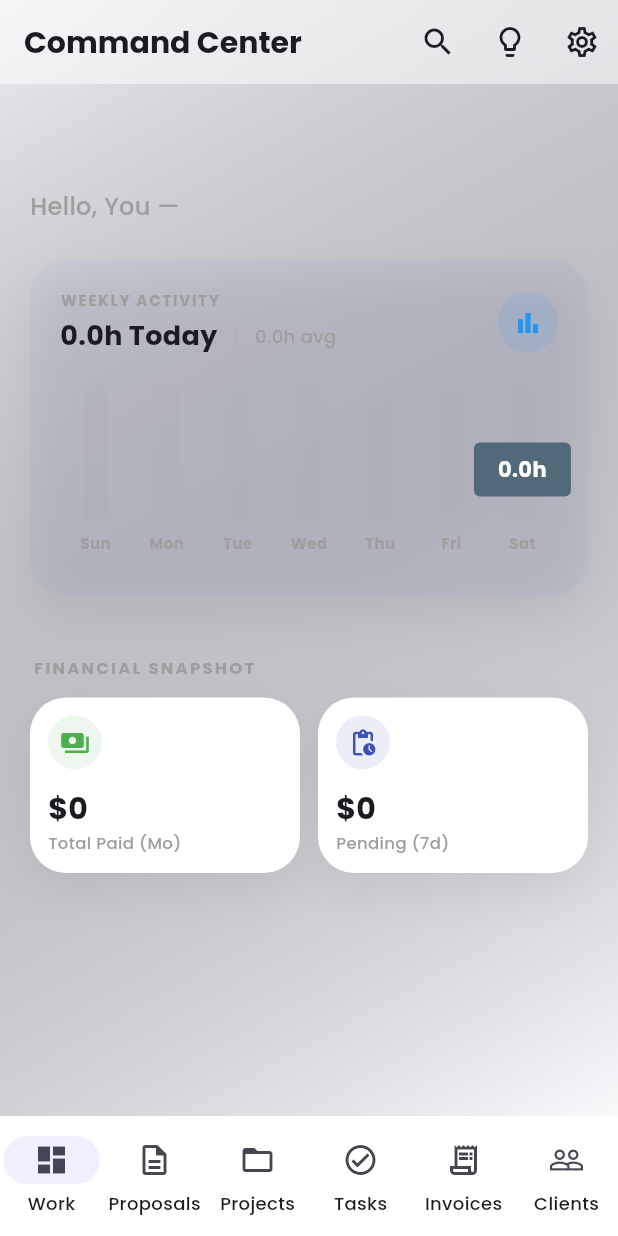
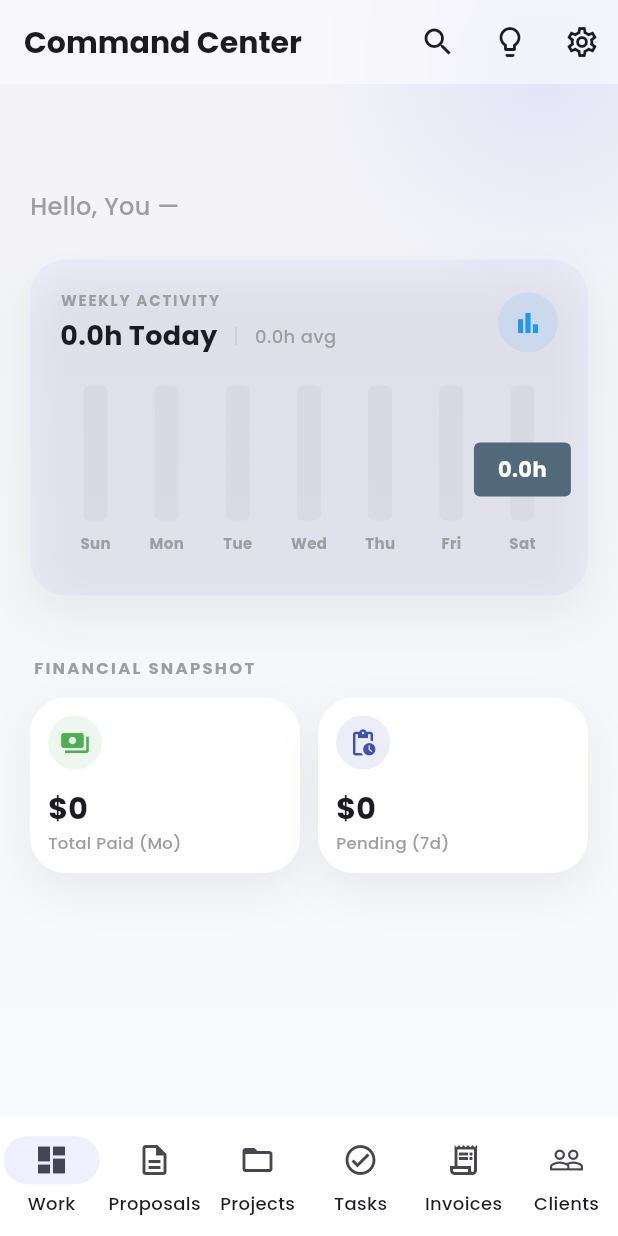
Before and after one commit to Rizwan-dream-web/freelanceapp, a Flutter app: the screen it shows once a user with an empty profile is signed in, on a phone screen of 412 x 824 dp. Run offline on Flutter 3.47's test engine with Material 3 defaults, Android fonts, the phone set to English and light mode, and no system bars; drawn by our look-alikes of fl_chart; our stand-ins replace cloud_firestore, confetti, file_picker, firebase_auth, firebase_core, flutter_local_notifications and 11 more; accounts and stored records are empty.

Commit message:
Fix missing GlassContainer import in Dashboard

```diff
--- a/lib/screens/dashboard_screen.dart
+++ b/lib/screens/dashboard_screen.dart
@@ -28,6 +28,7 @@ import '../widgets/dashboard/stat_card.dart';
 import '../widgets/dashboard/daily_effort_banner.dart';
 import '../widgets/dashboard/dashboard_action_chip.dart';
 import '../widgets/staggered_anim.dart';
+import '../widgets/glass_container.dart';
 
 class DashboardScreen extends StatefulWidget {
   const DashboardScreen({super.key});
@@ -137,19 +138,41 @@ class _DashboardScreenState extends State<DashboardScreen> with SingleTickerProv
       ),
       body: Stack(
         children: [
-          // Elegant Background
+          // Elegant iOS-style Background
           Container(
             decoration: BoxDecoration(
               gradient: LinearGradient(
-                begin: Alignment.topLeft,
-                end: Alignment.bottomRight,
+                begin: Alignment.topCenter,
+                end: Alignment.bottomCenter,
                 colors: [
-                  const Color(0xFF1E1E2C).withOpacity(0.05),
+                  Theme.of(context).brightness == Brightness.dark
+                      ? const Color(0xFF121212)
+                      : const Color(0xFFF2F2F7), // iOS Background Color
                   Theme.of(context).scaffoldBackgroundColor,
                 ],
               ),
             ),
           ),
+
+          // Subtle circular gradients for glass effect depth
+          if (Theme.of(context).brightness == Brightness.light)
+            Positioned(
+              top: -100,
+              right: -100,
+              child: Container(
+                width: 300,
+                height: 300,
+                decoration: BoxDecoration(
+                  shape: BoxShape.circle,
+                  gradient: RadialGradient(
+                    colors: [
+                      Theme.of(context).colorScheme.primary.withOpacity(0.1),
+                      Theme.of(context).colorScheme.primary.withOpacity(0),
+                    ],
+                  ),
+                ),
+              ),
+            ),
 
           StreamBuilder<List<Project>>(
             stream: repositoryManager.projects.getAll(),
@@ -315,13 +338,10 @@ class _DashboardScreenState extends State<DashboardScreen> with SingleTickerProv
                                   StaggeredAnim(
                                     index: 2,
                                     controller: _animController,
-                                    child: Container(
+                                    child: GlassContainer(
                                       padding: const EdgeInsets.symmetric(horizontal: 16, vertical: 12),
-                                      decoration: BoxDecoration(
-                                        color: Theme.of(context).colorScheme.primary.withOpacity(0.05),
-                                        borderRadius: BorderRadius.circular(12),
-                                        border: Border.all(color: Theme.of(context).colorScheme.primary.withOpacity(0.1)),
-                                      ),
+                                      borderRadius: 16,
+                                      opacity: 0.05,
                                       child: Row(
                                         children: [
                                           Icon(Icons.auto_awesome, size: 18, color: Theme.of(context).colorScheme.primary),
```
